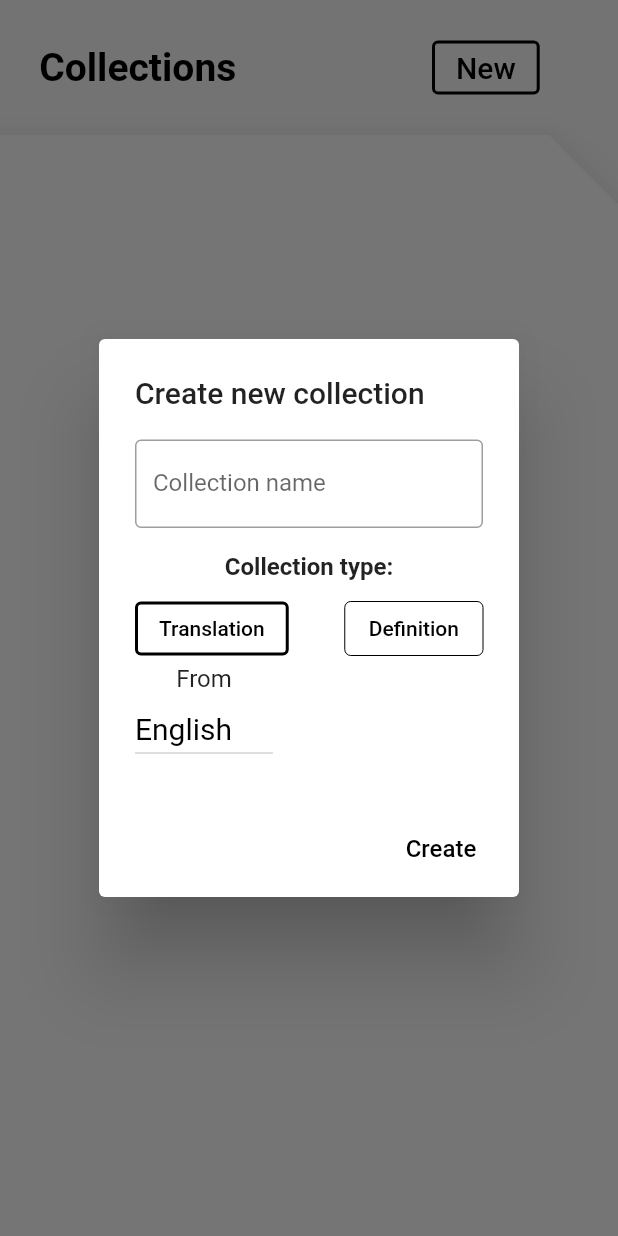
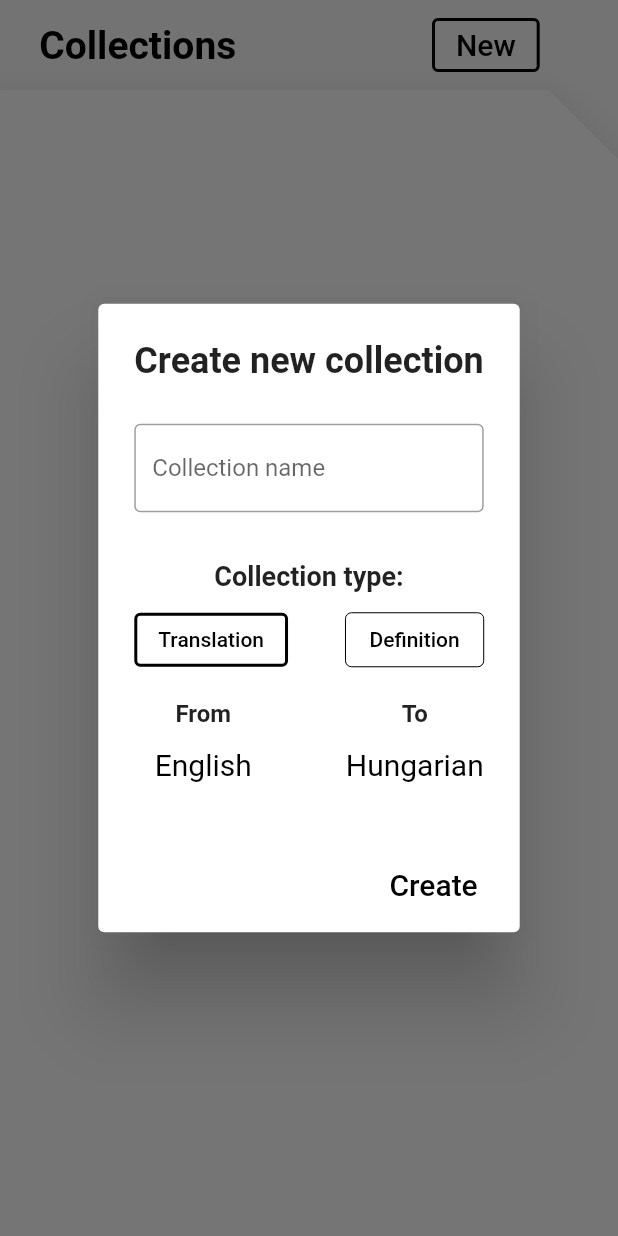
Before and after one commit to krisztian2545/flash_dictionary, a Flutter app: the CollectionsPage widget shown alone on an empty page, opened directly, after a tap on "New", on a phone screen of 412 x 824 dp. Run offline on Flutter 3.47's test engine with Material 2 defaults, Android fonts, the phone set to English and light mode, and no system bars; our stand-ins replace hive_flutter; accounts and stored records are empty.

Commit message:
new collection dialog language selection

```diff
--- a/lib/app/collections/collections_page.dart
+++ b/lib/app/collections/collections_page.dart
@@ -7,7 +7,7 @@ import 'package:provider/provider.dart';
 class CollectionsPage extends StatelessWidget {
   const CollectionsPage({Key? key}) : super(key: key);
 
-  final double _appBarBaseHeight = 90;
+  final double _appBarBaseHeight = 60;
 
   @override
   Widget build(BuildContext context) {
--- a/lib/app/collections/new_collection_dialog.dart
+++ b/lib/app/collections/new_collection_dialog.dart
@@ -24,29 +24,30 @@ class _NewCollectionDialogState extends State<NewCollectionDialog> {
   @override
   Widget build(BuildContext context) {
     return AlertDialog(
-      title: const Text("Create new collection"),
+      title: const Text("Create new collection", style: TextStyle(fontSize: 24, fontWeight: FontWeight.bold)),
       actions: [
         TextButton(
           // TODO change color of animation when you hold
           onPressed: () => Navigator.pop(context, "ok"),
           child: const Text(
             "Create",
-            style: TextStyle(color: Colors.black, fontSize: 16),
+            style: TextStyle(color: Colors.black, fontSize: 20),
           ),
         ),
-        SizedBox(width: 4),
+        const SizedBox(width: 4),
       ],
       content: SingleChildScrollView(
         child: Column(
           children: <Widget>[
-            TextField(
+            const SizedBox(height:8),
+            TextField( // TODO make text bigger?
               decoration: InputDecoration(
                   border: OutlineInputBorder(), labelText: "Collection name"),
             ),
-            SizedBox(height: 16),
+            const SizedBox(height: 32),
             Text(
               "Collection type:",
-              style: TextStyle(fontWeight: FontWeight.bold),
+              style: TextStyle(fontSize: 18, fontWeight: FontWeight.bold),
             ),
             SizedBox(height: 8),
             ValueListenableBuilder<bool>(
@@ -79,31 +80,42 @@ class _NewCollectionDialogState extends State<NewCollectionDialog> {
                         ),
                       ],
                     ),
+                    const SizedBox(height: 16),
                     Row(
                       children: <Widget>[
                         Column(
                           children: <Widget>[
-                            Text("From"),
+                            const Text("From", style: TextStyle(fontWeight: FontWeight.bold)),
                             ValueListenableBuilder<LanguageName>(
                               valueListenable: _fromLanguage,
                               builder: (context, value, child) {
                                 return LanguageDropdownButton(
-                                    onChanged: (value) =>
-                                        _fromLanguage.value = value!,
+                                    onChanged: (value) {
+                                      if (_toLanguage.value == value) {
+                                        _toLanguage.value = _fromLanguage.value;
+                                      }
+                                      _fromLanguage.value = value!;
+                                    },
                                     value: value);
                               },
                             ),
                           ],
                         ),
-                        if (!_isTranslationTypeSelected.value)
+                        const Spacer(),
+                        if (_isTranslationTypeSelected.value)
                           Column(
                             children: <Widget>[
-                              Text("To"),
+                              const Text("To", style: TextStyle(fontWeight: FontWeight.bold)),
                               ValueListenableBuilder<LanguageName>(
                                 valueListenable: _toLanguage,
                                 builder: (context, value, child) {
                                   return LanguageDropdownButton(
-                                    onChanged: (value) => _toLanguage.value = value!,
+                                    onChanged: (value) {
+                                      if (_fromLanguage.value == value) {
+                                        _fromLanguage.value = _toLanguage.value;
+                                      }
+                                      _toLanguage.value = value!;
+                                    },
                                     value: value,
                                   );
                                 },
--- a/lib/app/dictionary/dictionary_page.dart
+++ b/lib/app/dictionary/dictionary_page.dart
@@ -8,7 +8,7 @@ import 'package:provider/provider.dart';
 class DictionaryPage extends StatelessWidget {
   const DictionaryPage({Key? key}) : super(key: key);
 
-  final double _appBarBaseHeight = 150;
+  final double _appBarBaseHeight = 120;
 
   @override
   Widget build(BuildContext context) {
--- a/lib/app/widgets/language_dropdown_button.dart
+++ b/lib/app/widgets/language_dropdown_button.dart
@@ -12,6 +12,8 @@ class LanguageDropdownButton extends StatelessWidget {
   @override
   Widget build(BuildContext context) {
     return DropdownButton<LanguageName>(
+      alignment: AlignmentDirectional.center,
+      underline: Container(),
       icon: Container(),
       style: appBarButtonTextStyle,
       value: value,
--- a/lib/service/hive_helper.dart
+++ b/lib/service/hive_helper.dart
@@ -46,7 +46,7 @@ class HiveHelper {
   }
 
   static LanguageName getLastUsedFromLanguage() {
-    return _historyBox.get(BoxKey.lastUsedFromLanguage, defaultValue: LanguageName.eng);
+    return languageNameFromString(_historyBox.get(BoxKey.lastUsedFromLanguage, defaultValue: LanguageName.eng.value));
   }
 
   static void saveAsLastUsedToLanguage(LanguageName lang) {
@@ -54,7 +54,7 @@ class HiveHelper {
   }
 
   static LanguageName getLastUsedToLanguage() {
-    return _historyBox.get(BoxKey.lastUsedToLanguage, defaultValue: LanguageName.hun);
+    return languageNameFromString(_historyBox.get(BoxKey.lastUsedToLanguage, defaultValue: LanguageName.hun.value));
   }
 
 }
```
